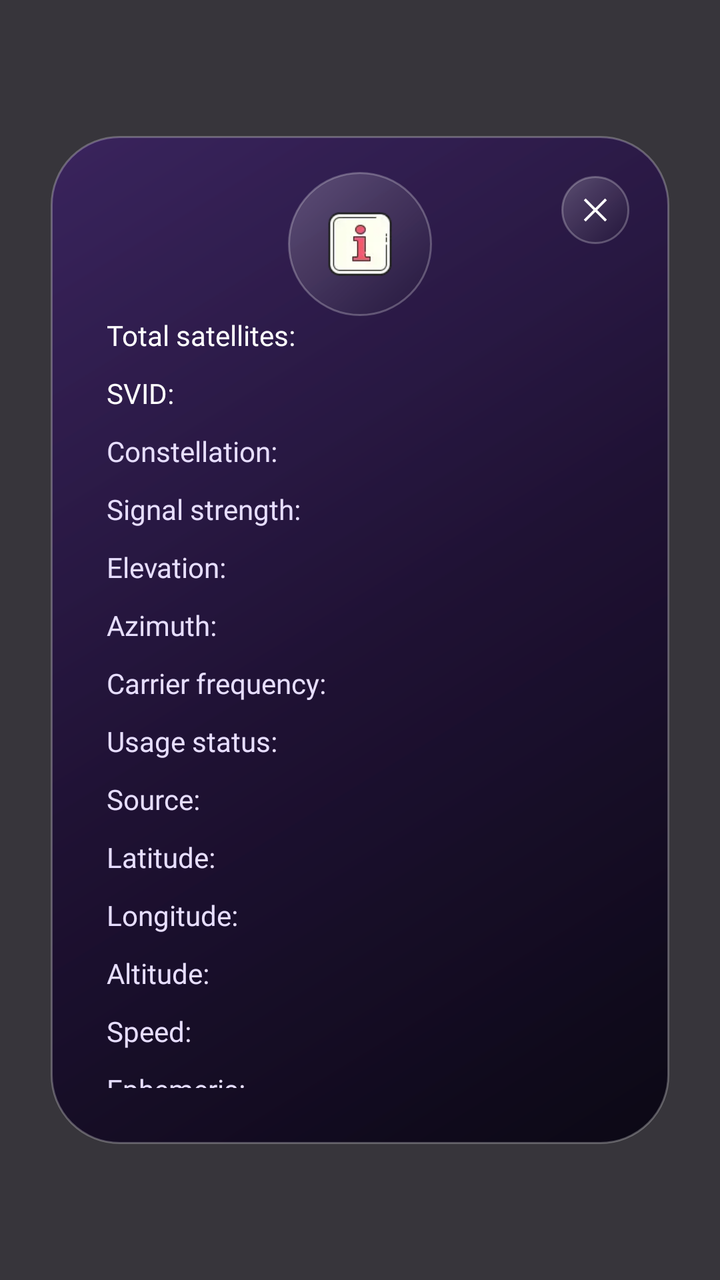
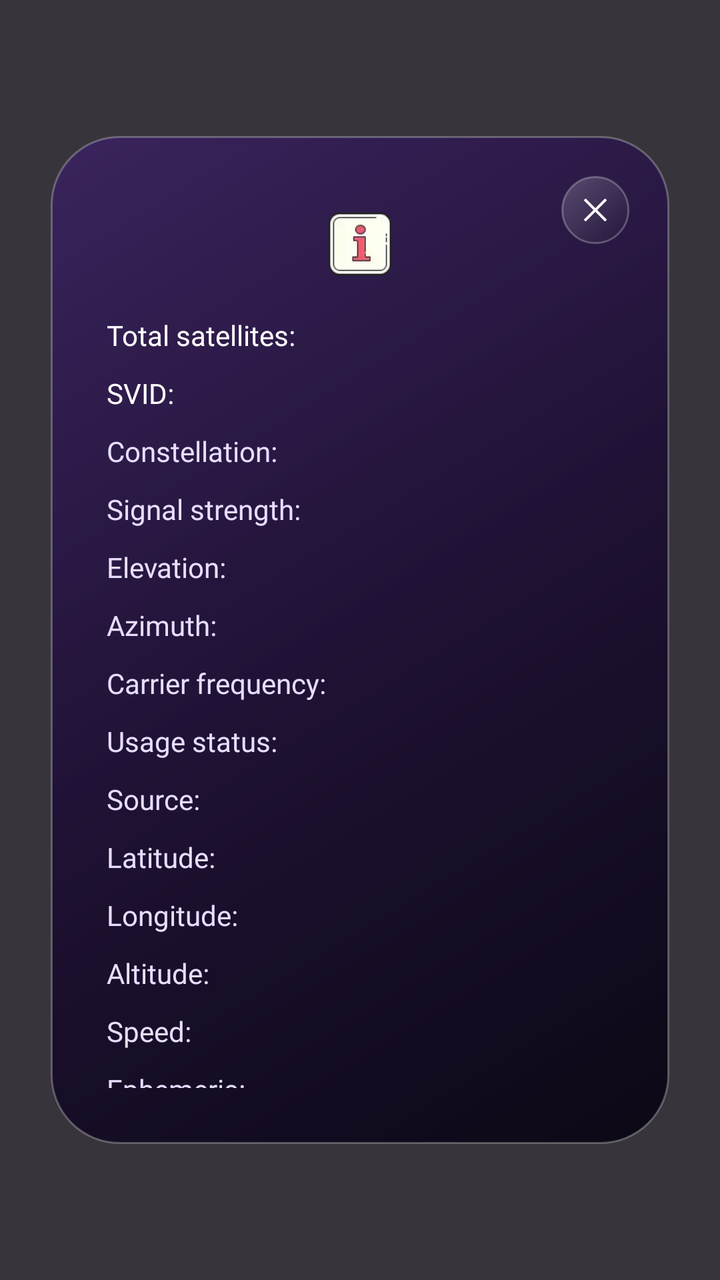

An Android layout rendered at two revisions. The XML below is the earlier revision; the diff shows what the commit changed to produce the second picture.
<!-- AndroidManifest.xml: application theme Theme.BaseProject -->
<!-- res/layout/dialog_map_3d_information.xml -->
<?xml version="1.0" encoding="utf-8"?>
<androidx.constraintlayout.widget.ConstraintLayout xmlns:android="http://schemas.android.com/apk/res/android"
    xmlns:app="http://schemas.android.com/apk/res-auto"
    android:layout_width="match_parent"
    android:layout_height="match_parent"
    android:animateLayoutChanges="true"
    android:background="#CC05030A">

    <View
        android:id="@+id/bg_parent"
        android:layout_width="0dp"
        android:layout_height="0dp"
        android:background="@drawable/bg_modal_glass"
        app:layout_constraintBottom_toBottomOf="parent"
        app:layout_constraintDimensionRatio="344:560"
        app:layout_constraintEnd_toEndOf="parent"
        app:layout_constraintStart_toStartOf="parent"
        app:layout_constraintTop_toTopOf="parent"
        app:layout_constraintWidth_percent="0.86" />

    <ImageView
        android:id="@+id/ivThumb"
        android:layout_width="0dp"
        android:layout_height="0dp"
        android:layout_marginTop="18dp"
        android:background="@drawable/bg_glass_icon_button"
        android:padding="12dp"
        android:scaleType="fitCenter"
        android:src="@drawable/ic_information"
        app:layout_constraintDimensionRatio="1"
        app:layout_constraintEnd_toEndOf="@id/bg_parent"
        app:layout_constraintStart_toStartOf="@id/bg_parent"
        app:layout_constraintTop_toTopOf="@id/bg_parent"
        app:layout_constraintWidth_percent="0.2" />

    <ImageView
        android:id="@+id/ivCLose"
        android:layout_width="34dp"
        android:layout_height="34dp"
        android:layout_margin="20dp"
        android:background="@drawable/bg_glass_icon_button"
        android:padding="9dp"
        android:src="@drawable/ic_close"
        app:layout_constraintEnd_toEndOf="@id/bg_parent"
        app:layout_constraintTop_toTopOf="@id/bg_parent"
        app:tint="@color/white" />

    <ScrollView
        android:id="@+id/infoScroll"
        android:layout_width="0dp"
        android:layout_height="0dp"
        android:layout_marginStart="28dp"
        android:layout_marginEnd="28dp"
        android:layout_marginBottom="28dp"
        android:clipToPadding="false"
        android:overScrollMode="never"
        android:scrollbars="none"
        app:layout_constraintBottom_toBottomOf="@id/bg_parent"
        app:layout_constraintEnd_toEndOf="@id/bg_parent"
        app:layout_constraintStart_toStartOf="@id/bg_parent"
        app:layout_constraintTop_toBottomOf="@id/ivThumb">

        <LinearLayout
            android:id="@+id/infoContainer"
            android:layout_width="match_parent"
            android:layout_height="wrap_content"
            android:orientation="vertical"
            android:paddingBottom="4dp">

            <TextView
                android:id="@+id/tvTotalSats"
                android:layout_width="match_parent"
                android:layout_height="wrap_content"
                android:fontFamily="@font/inter_extra_bold"
                android:text="Total satellites: "
                android:textColor="@color/white"
                android:textSize="14sp" />

            <TextView
                android:id="@+id/tvSvid"
                android:layout_width="match_parent"
                android:layout_height="wrap_content"
                android:layout_marginTop="10dp"
                android:fontFamily="@font/inter_extra_bold"
                android:text="SVID: "
                android:textColor="@color/white"
                android:textSize="14sp" />

            <TextView
                android:id="@+id/tvConstellation"
                android:layout_width="match_parent"
                android:layout_height="wrap_content"
                android:layout_marginTop="10dp"
                android:fontFamily="@font/inter_bold"
                android:text="Constellation: "
                android:textColor="#E7DEFF"
                android:textSize="14sp" />

            <TextView
                android:id="@+id/tvSignalStrength"
                android:layout_width="match_parent"
                android:layout_height="wrap_content"
                android:layout_marginTop="10dp"
                android:fontFamily="@font/inter_bold"
                android:text="Signal strength: "
                android:textColor="#E7DEFF"
                android:textSize="14sp" />

            <TextView
                android:id="@+id/tvElevation"
                android:layout_width="match_parent"
                android:layout_height="wrap_content"
                android:layout_marginTop="10dp"
                android:fontFamily="@font/inter_bold"
                android:text="Elevation: "
                android:textColor="#E7DEFF"
                android:textSize="14sp" />

            <TextView
                android:id="@+id/tvAzimuth"
                android:layout_width="match_parent"
                android:layout_height="wrap_content"
                android:layout_marginTop="10dp"
                android:fontFamily="@font/inter_bold"
                android:text="Azimuth: "
                android:textColor="#E7DEFF"
                android:textSize="14sp" />

            <TextView
                android:id="@+id/tvCarrierFrequency"
                android:layout_width="match_parent"
                android:layout_height="wrap_content"
                android:layout_marginTop="10dp"
                android:fontFamily="@font/inter_bold"
                android:text="Carrier frequency: "
                android:textColor="#E7DEFF"
                android:textSize="14sp" />

            <TextView
                android:id="@+id/tvUsedInFix"
                android:layout_width="match_parent"
                android:layout_height="wrap_content"
                android:layout_marginTop="10dp"
                android:fontFamily="@font/inter_bold"
                android:text="Usage status: "
                android:textColor="#E7DEFF"
                android:textSize="14sp" />

            <TextView
                android:id="@+id/tvSource"
                android:layout_width="match_parent"
                android:layout_height="wrap_content"
                android:layout_marginTop="10dp"
                android:fontFamily="@font/inter_bold"
                android:text="Source: "
                android:textColor="#E7DEFF"
                android:textSize="14sp" />

            <TextView
                android:id="@+id/tvLatitude"
                android:layout_width="match_parent"
                android:layout_height="wrap_content"
                android:layout_marginTop="10dp"
                android:fontFamily="@font/inter_bold"
                android:text="Latitude: "
                android:textColor="#E7DEFF"
                android:textSize="14sp" />

            <TextView
                android:id="@+id/tvLongitude"
                android:layout_width="match_parent"
                android:layout_height="wrap_content"
                android:layout_marginTop="10dp"
                android:fontFamily="@font/inter_bold"
                android:text="Longitude: "
                android:textColor="#E7DEFF"
                android:textSize="14sp" />

            <TextView
                android:id="@+id/tvAltitude"
                android:layout_width="match_parent"
                android:layout_height="wrap_content"
                android:layout_marginTop="10dp"
                android:fontFamily="@font/inter_bold"
                android:text="Altitude: "
                android:textColor="#E7DEFF"
                android:textSize="14sp" />

            <TextView
                android:id="@+id/tvVelocity"
                android:layout_width="match_parent"
                android:layout_height="wrap_content"
                android:layout_marginTop="10dp"
                android:fontFamily="@font/inter_bold"
                android:text="Speed: "
                android:textColor="#E7DEFF"
                android:textSize="14sp" />

            <TextView
                android:id="@+id/tvEphemeris"
                android:layout_width="match_parent"
                android:layout_height="wrap_content"
                android:layout_marginTop="10dp"
                android:fontFamily="@font/inter_bold"
                android:text="Ephemeris: "
                android:textColor="#E7DEFF"
                android:textSize="14sp" />

        </LinearLayout>

    </ScrollView>

</androidx.constraintlayout.widget.ConstraintLayout>
<!-- resources referenced by this layout -->
<resources>
  <color name="white">#FFFFFFFF</color>
  <!-- drawable bg_glass_icon_button (drawable) -->
  <?xml version="1.0" encoding="utf-8"?>
  <ripple xmlns:android="http://schemas.android.com/apk/res/android"
      android:color="#33FFFFFF">
      <item>
          <shape android:shape="oval">
              <gradient
                  android:angle="315"
                  android:endColor="#33110922"
                  android:startColor="#36FFFFFF" />
              <stroke
                  android:width="1dp"
                  android:color="#40FFFFFF" />
          </shape>
      </item>
  </ripple>
  <!-- drawable bg_modal_glass (drawable) -->
  <?xml version="1.0" encoding="utf-8"?>
  <shape xmlns:android="http://schemas.android.com/apk/res/android">
      <gradient
          android:angle="315"
          android:centerColor="#E51C0D33"
          android:endColor="#F1080512"
          android:startColor="#C93A1F66" />
      <corners android:radius="34dp" />
      <stroke
          android:width="1dp"
          android:color="#44FFFFFF" />
  </shape>
  <!-- drawable ic_close: webp bitmap (drawable, 420 bytes) -->
  <!-- drawable ic_information: webp bitmap (drawable, 914 bytes) -->
  <style name="Theme.BaseProject" parent="Base.Theme.BaseProject" />
  <style name="Base.Theme.BaseProject" parent="Theme.MaterialComponents.Light.NoActionBar">
          
          <item name="colorPrimary">@color/purple_500</item>
          <item name="colorPrimaryVariant">@color/purple_700</item>
          <item name="colorOnPrimary">@color/white</item>
          
          <item name="colorSecondary">@color/teal_200</item>
          <item name="colorSecondaryVariant">@color/teal_700</item>
          <item name="colorOnSecondary">@color/black</item>
          
          <item name="android:statusBarColor">?attr/colorPrimaryVariant</item>
          
          
          <item name="android:colorControlHighlight">@color/ripple_color_main</item>
      </style>
  <color name="purple_500">#FF6200EE</color>
  <color name="purple_700">#FF3700B3</color>
  <color name="teal_200">#FF03DAC5</color>
  <color name="teal_700">#FF018786</color>
  <color name="black">#FF000000</color>
  <color name="ripple_color_main">#2DE14EFE</color>
</resources>

<!-- the commit's change to res/layout/dialog_map_3d_information.xml (unified diff, before → after) -->
@@ -23,7 +23,6 @@
         android:layout_width="0dp"
         android:layout_height="0dp"
         android:layout_marginTop="18dp"
-        android:background="@drawable/bg_glass_icon_button"
         android:padding="12dp"
         android:scaleType="fitCenter"
         android:src="@drawable/ic_information"
